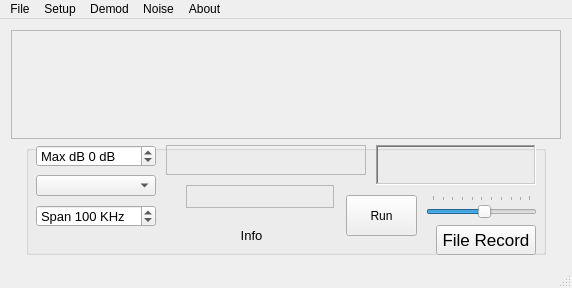
First picture: the form in macforms/mainwindow.ui, repository rafael2k/CuteSDR, before the edit.
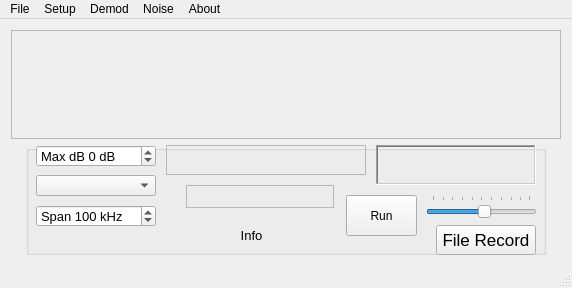
Second picture: the form after the edit. Custom widgets are drawn as their Qt base class.

The edit to the form file:
```diff
--- a/macforms/mainwindow.ui
+++ b/macforms/mainwindow.ui
@@ -219,7 +219,7 @@
           <string>Frequency Span in KHz</string>
          </property>
          <property name="suffix">
-          <string> KHz</string>
+          <string> kHz</string>
          </property>
          <property name="prefix">
           <string>Span </string>
```
Left out of the diff: 2 changed lines with no effect on the pictures.
